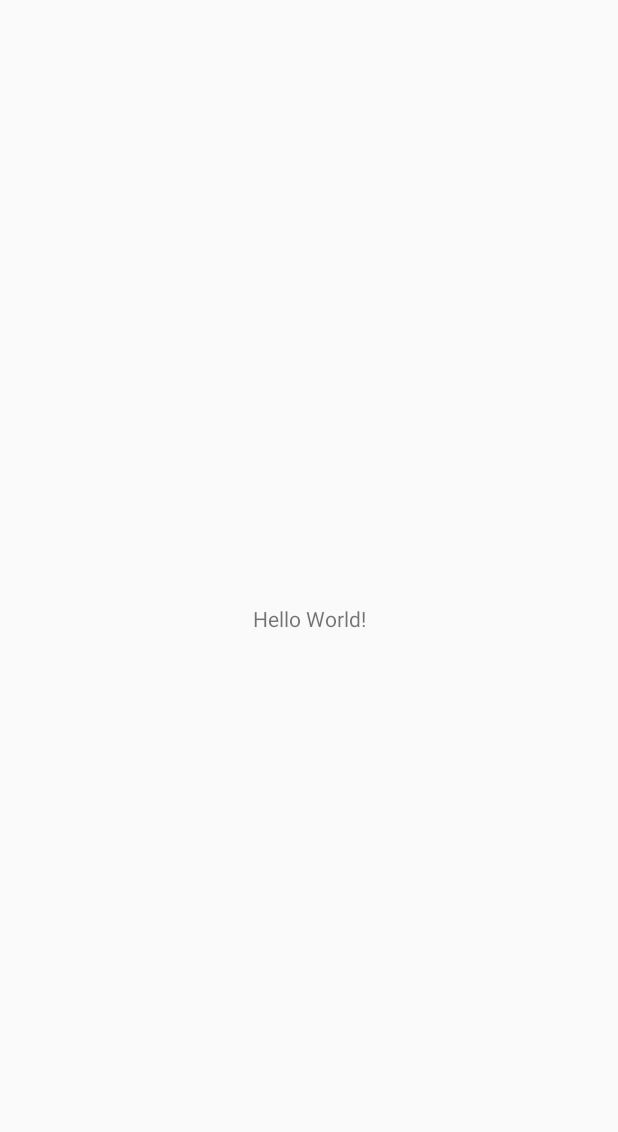
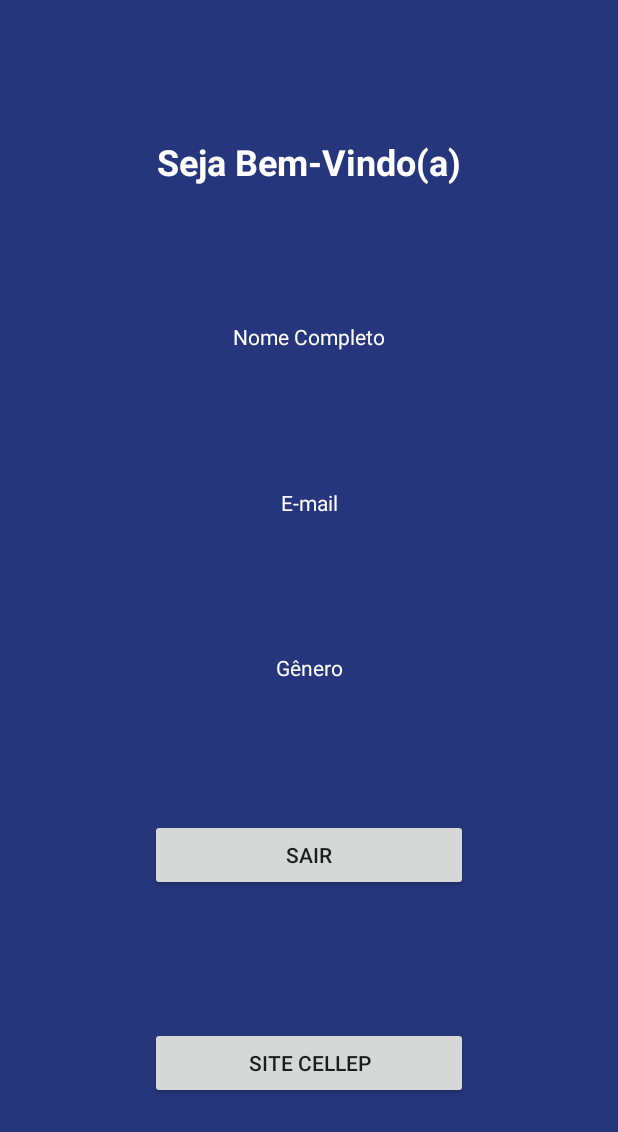
Before and after one commit to Nandosbx/kotlin-cellep, an Android app: the MainActivity screen opened directly, with no data from a screen before it, on a phone screen of 412 x 824 dp. Before the commit the part shown is almost empty. Shown: the top 1132 px of the screen. Run offline under Robolectric (Android 15) with nearby library versions, the phone set to English and light mode, and no system bars.

Commit message:
Main Activity

```diff
--- a/app/src/main/java/br/com/estacaohack/CadastroActivity.kt
+++ b/app/src/main/java/br/com/estacaohack/CadastroActivity.kt
@@ -1,5 +1,7 @@
 package br.com.estacaohack
 
+import android.content.Context
+import android.content.Intent
 import androidx.appcompat.app.AppCompatActivity
 import android.os.Bundle
 import android.widget.ArrayAdapter
@@ -41,6 +43,35 @@ class CadastroActivity : AppCompatActivity() {
 
                 //Apresentando um toast de erro ao usuário
                 Toast.makeText(this, "Preencha todos os campos", Toast.LENGTH_LONG).show()
+            } else {
+                //Todos os campos foram preenchidos
+
+
+                //Criando ou acessando o arquivo de preferências compartilhadas
+                val sharedPrefs = getSharedPreferences("cadastro_$email", Context.MODE_PRIVATE)
+
+                //Editar o arquivo de preferências compartilhadas
+                val editPrefs = sharedPrefs.edit()
+
+                //Preparando os dados a serem salvos no arquivo
+                editPrefs.putString("NOME", nome)
+                editPrefs.putString("SOBRENOME", sobrenome)
+                editPrefs.putString("EMAIL", email)
+                editPrefs.putString("SENHA", senha)
+                editPrefs.putString("GENERO", genero)
+
+                //Salvando os dados no arquivo Shared Preferences
+                editPrefs.apply()
+
+                //Abrindo a Main Activity
+                val mIntent = Intent(this, MainActivity::class.java)
+
+                //Passando informações através do Intent
+                mIntent.putExtra("INTENT_EMAIL", email)
+                startActivity(mIntent)
+
+                //Tirando todas as telas do empilhamento
+                finishAffinity()
             }
         }
     }
--- a/app/src/main/java/br/com/estacaohack/LoginActivity.kt
+++ b/app/src/main/java/br/com/estacaohack/LoginActivity.kt
@@ -1,5 +1,6 @@
 package br.com.estacaohack
 
+import android.content.Context
 import android.content.Intent
 import androidx.appcompat.app.AppCompatActivity
 import android.os.Bundle
@@ -26,8 +27,28 @@ class LoginActivity : AppCompatActivity() {
                 edtLoginSenha.error = "Campo obrigatório."
                 edtLoginSenha.requestFocus()
             } else {
-                //Showing error message to user
-                Toast.makeText(this, "E-mail ou senha inválidos.", Toast.LENGTH_LONG).show()
+                //Acessando o arquivo de preferências compartilhadas
+                val sharedPrefs = getSharedPreferences("cadastro_$email", Context.MODE_PRIVATE)
+
+                //Recuperando dados de Shared Preferences
+                val emailPrefs = sharedPrefs.getString("EMAIL", "")
+                val senhaPrefs = sharedPrefs.getString("SENHA", "")
+
+                //Verificando o email que o usuário
+                if (email == emailPrefs && senha == senhaPrefs) {
+                    Toast.makeText(this, "Usuário logado com sucesso", Toast.LENGTH_LONG).show()
+
+                    //Abrindo a Main Activity
+                    val mIntent = Intent(this, MainActivity::class.java)
+
+                    //Passando informações através do Intent
+                    mIntent.putExtra("INTENT_EMAIL", email)
+                    startActivity(mIntent)
+                    finish()
+                } else {
+                    //Showing error message to user
+                    Toast.makeText(this, "E-mail ou senha inválidos.", Toast.LENGTH_LONG).show()
+                }
             }
         }
 
--- a/app/src/main/res/layout/activity_main.xml
+++ b/app/src/main/res/layout/activity_main.xml
@@ -4,15 +4,84 @@
     xmlns:tools="http://schemas.android.com/tools"
     android:layout_width="match_parent"
     android:layout_height="match_parent"
+    android:background="@color/colorBackground"
     tools:context=".MainActivity">
 
     <TextView
+        android:id="@+id/txvMain"
         android:layout_width="wrap_content"
         android:layout_height="wrap_content"
-        android:text="Hello World!"
-        app:layout_constraintBottom_toBottomOf="parent"
-        app:layout_constraintLeft_toLeftOf="parent"
-        app:layout_constraintRight_toRightOf="parent"
+        android:text="Seja Bem-Vindo(a)"
+        android:textColor="@android:color/background_light"
+        android:textSize="24sp"
+        android:textStyle="bold"
+        app:layout_constraintBottom_toTopOf="@+id/txvMainName"
+        app:layout_constraintEnd_toEndOf="parent"
+        app:layout_constraintHorizontal_bias="0.5"
+        app:layout_constraintStart_toStartOf="parent"
         app:layout_constraintTop_toTopOf="parent" />
 
+    <TextView
+        android:id="@+id/txvMainName"
+        android:layout_width="wrap_content"
+        android:layout_height="wrap_content"
+        android:text="Nome Completo"
+        android:textColor="@android:color/background_light"
+        app:layout_constraintBottom_toTopOf="@+id/txvMainEmail"
+        app:layout_constraintEnd_toEndOf="parent"
+        app:layout_constraintHorizontal_bias="0.5"
+        app:layout_constraintStart_toStartOf="parent"
+        app:layout_constraintTop_toBottomOf="@+id/txvMain" />
+
+    <TextView
+        android:id="@+id/txvMainEmail"
+        android:layout_width="wrap_content"
+        android:layout_height="wrap_content"
+        android:shadowColor="@color/cardview_dark_background"
+        android:text="E-mail"
+        android:textColor="@android:color/background_light"
+        app:layout_constraintBottom_toTopOf="@+id/txvMainGenero"
+        app:layout_constraintEnd_toEndOf="parent"
+        app:layout_constraintHorizontal_bias="0.5"
+        app:layout_constraintStart_toStartOf="parent"
+        app:layout_constraintTop_toBottomOf="@+id/txvMainName" />
+
+    <TextView
+        android:id="@+id/txvMainGenero"
+        android:layout_width="wrap_content"
+        android:layout_height="wrap_content"
+        android:shadowColor="@color/cardview_light_background"
+        android:text="Gênero"
+        android:textColor="@color/cardview_light_background"
+        app:layout_constraintBottom_toTopOf="@+id/btnMainSair"
+        app:layout_constraintEnd_toEndOf="parent"
+        app:layout_constraintHorizontal_bias="0.5"
+        app:layout_constraintStart_toStartOf="parent"
+        app:layout_constraintTop_toBottomOf="@+id/txvMainEmail" />
+
+    <Button
+        android:id="@+id/btnMainSair"
+        android:layout_width="0dp"
+        android:layout_height="wrap_content"
+        android:layout_marginStart="100dp"
+        android:layout_marginEnd="100dp"
+        android:text="SAIR"
+        app:layout_constraintBottom_toTopOf="@+id/btnMainSite"
+        app:layout_constraintEnd_toEndOf="parent"
+        app:layout_constraintHorizontal_bias="0.5"
+        app:layout_constraintStart_toStartOf="parent"
+        app:layout_constraintTop_toBottomOf="@+id/txvMainGenero" />
+
+    <Button
+        android:id="@+id/btnMainSite"
+        android:layout_width="0dp"
+        android:layout_height="wrap_content"
+        android:layout_marginStart="100dp"
+        android:layout_marginEnd="100dp"
+        android:text="SITE CELLEP"
+        app:layout_constraintBottom_toBottomOf="parent"
+        app:layout_constraintEnd_toEndOf="parent"
+        app:layout_constraintHorizontal_bias="0.5"
+        app:layout_constraintStart_toStartOf="parent"
+        app:layout_constraintTop_toBottomOf="@+id/btnMainSair" />
 </androidx.constraintlayout.widget.ConstraintLayout>
```
